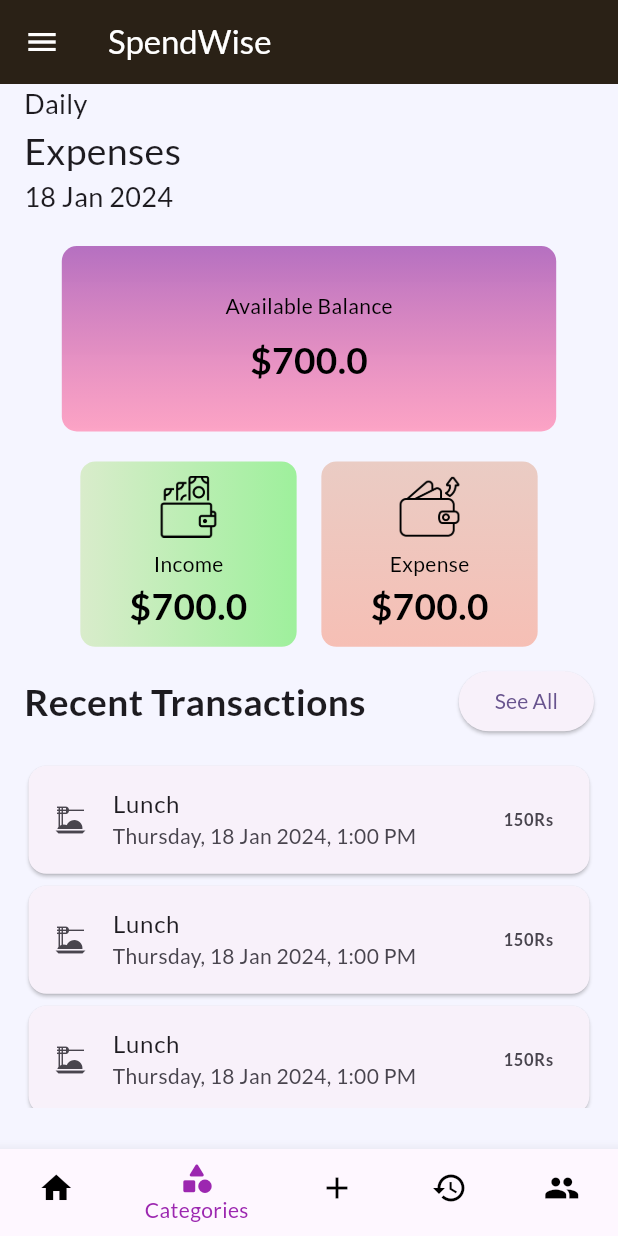
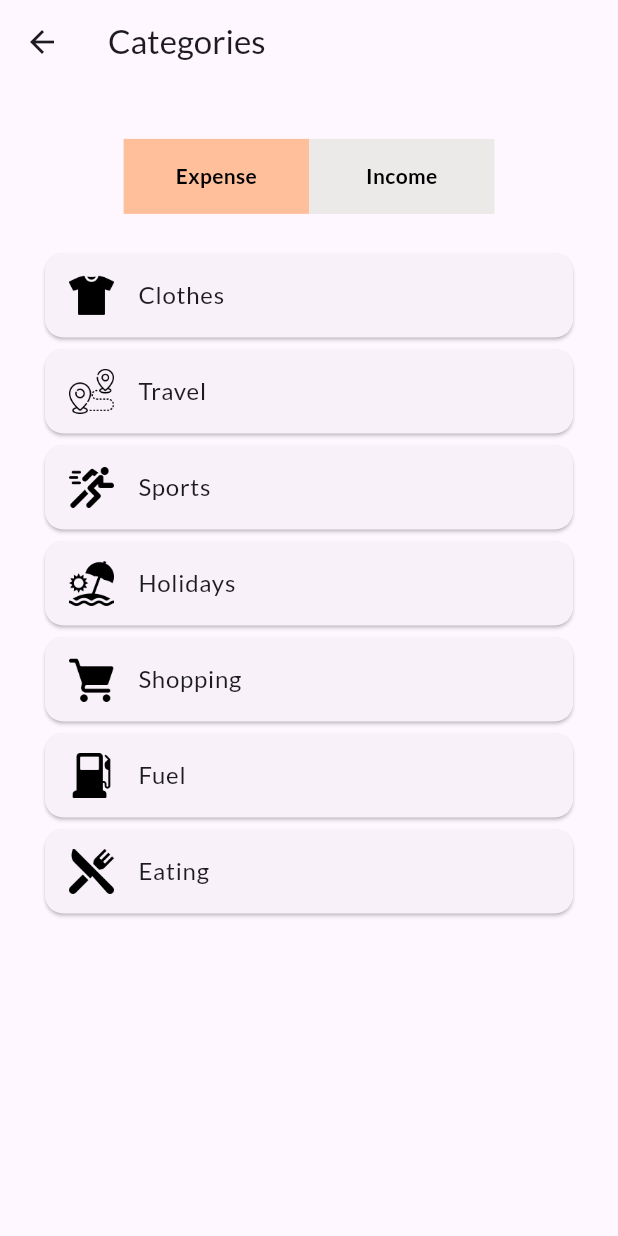
Before and after one commit to adipatil07/SpendWise, a Flutter app: the screen it shows after launch, item 2 of the bottom bar chosen, on a phone screen of 412 x 824 dp. Run offline on Flutter 3.47's test engine with Material 3 defaults, Android fonts, the light colour scheme and no system bars; our stand-ins replace easy_date_timeline, google_fonts; network calls fail.

Commit message:
category page and recent transaction page added

```diff
--- a/lib/main.dart
+++ b/lib/main.dart
@@ -4,6 +4,7 @@
 import 'package:spendwise/pages/home.dart';
 import 'package:spendwise/pages/login.dart';
 import 'package:spendwise/pages/expense_page.dart';
+import 'package:spendwise/pages/transaction_page.dart';
 import 'package:spendwise/widget/navigation.dart';
 
 void main() {
--- /dev/null
+++ b/lib/pages/category_page.dart
@@ -0,0 +1,102 @@
+import 'package:flutter/material.dart';
+import 'package:spendwise/widget/category_types.dart';
+
+class category extends StatefulWidget {
+  @override
+  State<category> createState() => _CategoryScreenState();
+}
+
+class _CategoryScreenState extends State<category> {
+  bool isExpenseSelected = true;
+  List<Map<String, String>> getSelectedList() {
+    return isExpenseSelected ? iconDataList : incomeIconDataList;
+  }
+
+  @override
+  Widget build(BuildContext context) {
+    return Scaffold(
+      appBar: AppBar(
+        title: Text("Categories"),
+        // backgroundColor: Colors.blue,
+      ),
+      body: Container(
+        padding: EdgeInsets.all(16),
+        child: Column(
+          children: [
+            SizedBox(height: MediaQuery.of(context).size.width * 0.05),
+            Row(
+              mainAxisAlignment: MainAxisAlignment.center,
+              children: [
+                GestureDetector(
+                  onTap: () {
+                    setState(() {
+                      isExpenseSelected = true;
+                    });
+                  },
+                  child: Container(
+                    width: MediaQuery.of(context).size.width * 0.3,
+                    height: 50,
+                    color: isExpenseSelected
+                        ? Color(0xffFFBF9B)
+                        : Color.fromARGB(255, 236, 233, 233),
+                    child: Center(
+                      child: Text(
+                        "Expense",
+                        style: TextStyle(
+                          fontWeight: FontWeight.bold,
+                          color: Colors.black,
+                        ),
+                      ),
+                    ),
+                  ),
+                ),
+                GestureDetector(
+                  onTap: () {
+                    setState(() {
+                      isExpenseSelected = false;
+                    });
+                  },
+                  child: Container(
+                    width: MediaQuery.of(context).size.width * 0.3,
+                    height: 50,
+                    color: isExpenseSelected
+                        ? Color.fromARGB(255, 236, 233, 233)
+                        : Color(0xffFFBF9B),
+                    child: Center(
+                      child: Text(
+                        "Income",
+                        style: TextStyle(
+                          fontWeight: FontWeight.bold,
+                          color: Colors.black,
+                        ),
+                      ),
+                    ),
+                  ),
+                ),
+              ],
+            ),
+            SizedBox(height: MediaQuery.of(context).size.width * 0.03),
+            Expanded(
+              child: ListView.builder(
+                padding: EdgeInsets.all(10),
+                itemCount: getSelectedList().length,
+                itemBuilder: (BuildContext context, int index) {
+                  return Card(
+                    child: ListTile(
+                      leading: Image.asset(
+                        getSelectedList()[index]["imagePath"]!,
+                        width: 30,
+                        height: 30,
+                      ),
+                      title: Text(getSelectedList()[index]["name"]!),
+                    ),
+                  );
+                },
+              ),
+            ),
+          ],
+        ),
+      ),
+    );
+  }
+}
--- a/lib/pages/dashboard.dart
+++ b/lib/pages/dashboard.dart
@@ -1,5 +1,7 @@
 import 'package:flutter/material.dart';
+import 'package:spendwise/pages/category_page.dart';
 import 'package:spendwise/pages/expense_page.dart';
+import 'package:spendwise/pages/transaction_page.dart';
 import 'package:spendwise/widget/mydrawer.dart';
 import 'package:spendwise/widget/transactionList.dart';
 
@@ -246,12 +248,13 @@
           if (index == 0) {
             // Navigator.push(context,MaterialPageRoute(builder: (context) => Transaction()));
           } else if (index == 1) {
-            // Navigator.push(context,MaterialPageRoute(builder: (context) => Transaction()));
+            Navigator.push(context,MaterialPageRoute(builder: (context) => category()));
           } else if (index == 2) {
             Navigator.push(context,
                 MaterialPageRoute(builder: (context) => Transaction()));
           } else if (index == 3) {
-            // Navigator.push(context,MaterialPageRoute(builder: (context) => Transaction()));
+            Navigator.push(context,
+                MaterialPageRoute(builder: (context) => transation()));
           } else if (index == 4) {
             // Navigator.push(context,MaterialPageRoute(builder: (context) => Transaction()));
           }
--- a/lib/pages/expense_page.dart
+++ b/lib/pages/expense_page.dart
@@ -1,6 +1,7 @@
 import 'package:easy_date_timeline/easy_date_timeline.dart';
 import 'package:flutter/material.dart';
 import 'package:spendwise/widget/category_list.dart';
+import 'package:spendwise/widget/category_types.dart';
 
 class Transaction extends StatefulWidget {
   @override
@@ -10,24 +11,11 @@
 class _TransactionState extends State<Transaction> {
   DateTime? _selectedValue = DateTime.now();
   late String _selectedCategory; // Track the selected category
-  final List<Map<String, String>> iconDataList = [
-    {"imagePath": "images/icons/clothes.png", "name": "Clothes"},
-    {"imagePath": "images/icons/destination.png", "name": "Travel"},
-    {"imagePath": "images/icons/sports.png", "name": "Sports"},
-    {"imagePath": "images/icons/holiday.png", "name": "Holidays"},
-    {"imagePath": "images/icons/shopping.png", "name": "Shopping"},
-    {"imagePath": "images/icons/fuel.png", "name": "Fuel"},
-    {"imagePath": "images/icons/eating.png", "name": "Eating"},
-    // Add more icon data as needed
-  ];
 
-  final List<Map<String, String>> incomeIconDataList = [
-    {"imagePath": "images/icons/income.png", "name": "Home Income"},
-    {"imagePath": "images/icons/salary.png", "name": "Salary"},
-    {"imagePath": "images/icons/stock.png", "name": "Stock Market"},
 
-    // Add more icon data as needed
-  ];
+
+
+
   bool isLeftSelected = true;
   @override
   void initState() {
--- a/lib/pages/transaction_page.dart
+++ b/lib/pages/transaction_page.dart
@@ -1,4 +1,5 @@
 import 'package:flutter/material.dart';
+import 'package:spendwise/widget/transactionList.dart';
 
 class transation extends StatefulWidget {
   @override
@@ -9,9 +10,11 @@
   @override
   Widget build(BuildContext context) {
     return Scaffold(
-      appBar: AppBar(),
+      appBar: AppBar(
+        title: Text("Recent Transactions"),
+      ),
       body: SingleChildScrollView(
-        child: Container(),
+        child: Container(child: TransactionList()),
       ),
     );
   }
--- /dev/null
+++ b/lib/widget/category_types.dart
@@ -0,0 +1,18 @@
+import 'package:flutter/material.dart';
+
+final List<Map<String, String>> iconDataList = [
+  {"imagePath": "images/icons/clothes.png", "name": "Clothes"},
+  {"imagePath": "images/icons/destination.png", "name": "Travel"},
+  {"imagePath": "images/icons/sports.png", "name": "Sports"},
+  {"imagePath": "images/icons/holiday.png", "name": "Holidays"},
+  {"imagePath": "images/icons/shopping.png", "name": "Shopping"},
+  {"imagePath": "images/icons/fuel.png", "name": "Fuel"},
+  {"imagePath": "images/icons/eating.png", "name": "Eating"},
+  // Add more icon data as needed
+];
+
+final List<Map<String, String>> incomeIconDataList = [
+  {"imagePath": "images/icons/income.png", "name": "Home Income"},
+  {"imagePath": "images/icons/salary.png", "name": "Salary"},
+  {"imagePath": "images/icons/stock.png", "name": "Stock Market"},
+];
--- a/lib/widget/transactionList.dart
+++ b/lib/widget/transactionList.dart
@@ -35,58 +35,6 @@
               ),
             ),
           ),
-          Card(
-            child: ListTile(
-              leading: Icon(Icons.dinner_dining),
-              title: Text("Lunch"),
-              subtitle: Text(
-                "Thursday, 18 Jan 2024, 1:00 PM", // Example date and time
-              ),
-              trailing: Text(
-                "150Rs",
-                style: TextStyle(fontWeight: FontWeight.bold),
-              ),
-            ),
-          ),
-          Card(
-            child: ListTile(
-              leading: Icon(Icons.dinner_dining),
-              title: Text("Lunch"),
-              subtitle: Text(
-                "Thursday, 18 Jan 2024, 1:00 PM", // Example date and time
-              ),
-              trailing: Text(
-                "150Rs",
-                style: TextStyle(fontWeight: FontWeight.bold),
-              ),
-            ),
-          ),
-          Card(
-            child: ListTile(
-              leading: Icon(Icons.dinner_dining),
-              title: Text("Lunch"),
-              subtitle: Text(
-                "Thursday, 18 Jan 2024, 1:00 PM", // Example date and time
-              ),
-              trailing: Text(
-                "150Rs",
-                style: TextStyle(fontWeight: FontWeight.bold),
-              ),
-            ),
-          ),
-          Card(
-            child: ListTile(
-              leading: Icon(Icons.dinner_dining),
-              title: Text("Lunch"),
-              subtitle: Text(
-                "Thursday, 18 Jan 2024, 1:00 PM", // Example date and time
-              ),
-              trailing: Text(
-                "150Rs",
-                style: TextStyle(fontWeight: FontWeight.bold),
-              ),
-            ),
-          ),
         ],
       ),
     );
```
